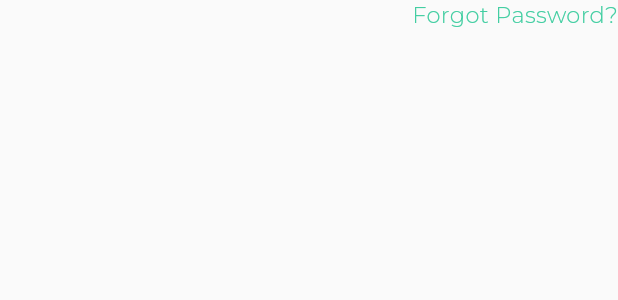
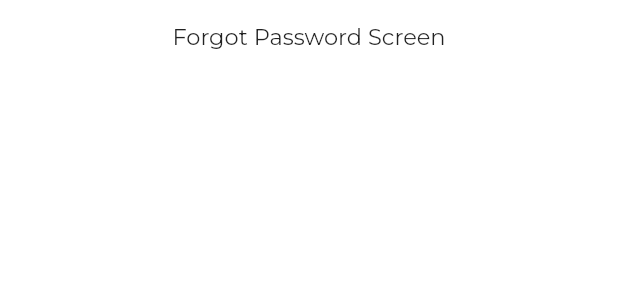
Before and after one commit to margaiwangara/untitled_project, a Flutter app: what forgotPassword() shows on an empty page, opened directly, after a tap on "Forgot Password?", on a phone screen of 412 x 824 dp. Shown: the top 300 px of the screen. Run offline on Flutter 3.47's test engine with Material 2 defaults, Android fonts, the phone set to English and light mode, and no system bars; our stand-ins replace google_fonts, wakelock.

Commit message:
created forgot password screen class, linked login to forgot password

```diff
--- /dev/null
+++ b/lib/ui/auth/forgot_password.dart
@@ -0,0 +1,30 @@
+import 'package:flutter/material.dart';
+
+class ForgotPassword extends StatefulWidget {
+  @override
+  _ForgotPasswordState createState() => _ForgotPasswordState();
+}
+
+class _ForgotPasswordState extends State<ForgotPassword> {
+  @override
+  Widget build(BuildContext context) {
+    return Scaffold(
+      body: Container(
+          height: MediaQuery.of(context).size.height,
+          width: MediaQuery.of(context).size.width,
+          decoration: BoxDecoration(
+            color: Theme.of(context).backgroundColor,
+          ),
+          child: Padding(
+            padding: const EdgeInsets.all(15.0),
+            child: Column(
+              mainAxisAlignment: MainAxisAlignment.spaceBetween,
+              mainAxisSize: MainAxisSize.max,
+              children: <Widget>[
+                Text('Forgot Password Screen'),
+              ],
+            ),
+          )),
+    );
+  }
+}
--- a/lib/widget/auth_form.dart
+++ b/lib/widget/auth_form.dart
@@ -1,6 +1,7 @@
 import 'package:flutter/material.dart';
 import 'package:untitled_project/ui/auth/login.dart';
 import 'package:untitled_project/ui/auth/signup.dart';
+import 'package:untitled_project/ui/auth/forgot_password.dart';
 
 Form authForm(GlobalKey<FormState> key, String buttonText, bool signUp) {
   return Form(
@@ -76,7 +77,14 @@ Widget forgotPassword() {
         mainAxisSize: MainAxisSize.max,
         children: <Widget>[
           InkWell(
-              onTap: () {},
+              onTap: () {
+                Navigator.push(
+                  context,
+                  MaterialPageRoute(
+                    builder: (context) => ForgotPassword(),
+                  ),
+                );
+              },
               child: Text(
                 'Forgot Password?',
                 style: Theme.of(context).textTheme.body1.copyWith(
```
